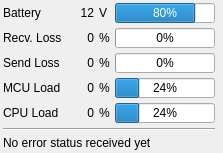
Qt form src/ui/UASInfo.ui (mavlink/qgroundcontrol) before a commit.
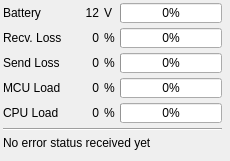
The same form after that commit.

Diff of the .ui file:
```diff
--- a/src/ui/UASInfo.ui
+++ b/src/ui/UASInfo.ui
@@ -6,8 +6,8 @@
    <rect>
     <x>0</x>
     <y>0</y>
-    <width>223</width>
-    <height>138</height>
+    <width>230</width>
+    <height>161</height>
    </rect>
   </property>
   <property name="windowTitle">
@@ -105,7 +105,7 @@
       <number>100</number>
      </property>
      <property name="value">
-      <number>80</number>
+      <number>0</number>
      </property>
      <property name="textVisible">
       <bool>true</bool>
@@ -363,7 +363,7 @@
       </size>
      </property>
      <property name="value">
-      <number>24</number>
+      <number>0</number>
      </property>
      <property name="textVisible">
       <bool>true</bool>
@@ -442,7 +442,7 @@
       </size>
      </property>
      <property name="value">
-      <number>24</number>
+      <number>0</number>
      </property>
     </widget>
    </item>
```
